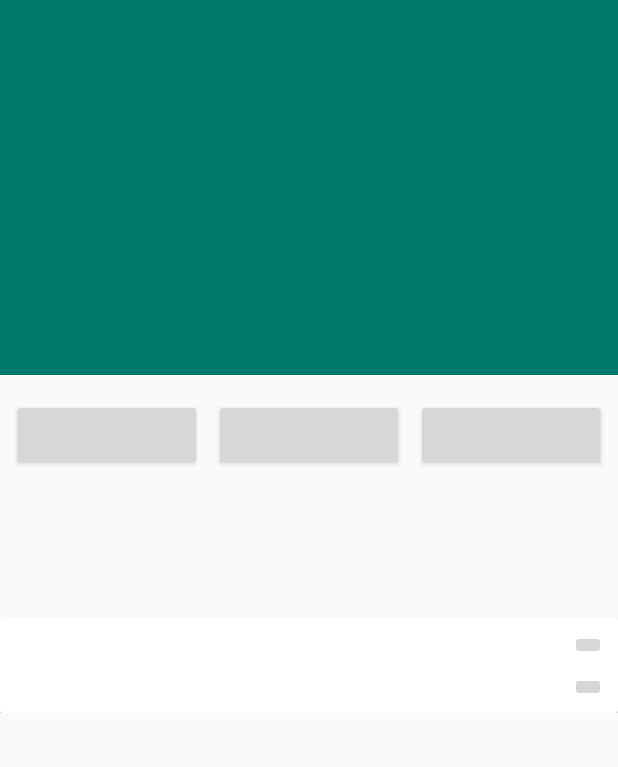
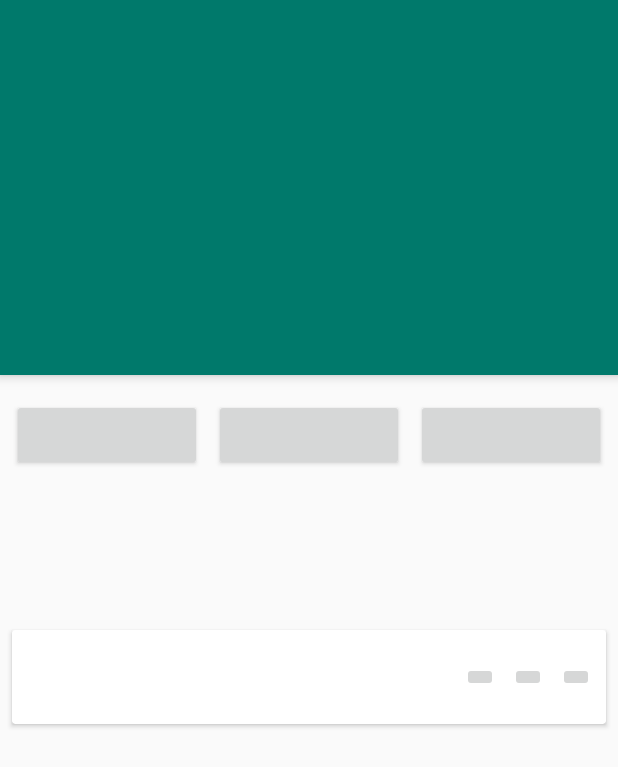
Before and after one commit to larryjames042/Podz, an Android app: the layout fragment_podcast_detail.xml on its own in the app's theme, with its tools: preview values and no code run, on a phone screen of 412 x 824 dp. Shown: the top 767 px of the screen. Run offline under Robolectric (Android 15) with nearby library versions, the phone set to English and light mode, and no system bars.

Commit message:
add podcastDetail activity

```diff
--- a/app/src/main/res/layout/episode_list_item.xml
+++ b/app/src/main/res/layout/episode_list_item.xml
@@ -21,7 +21,7 @@
                 tools:src="@mipmap/ic_launcher_round" />
 
             <TextView
-                android:id="@+id/textView2"
+                android:id="@+id/podcast_name"
                 android:layout_width="wrap_content"
                 android:layout_height="wrap_content"
                 android:layout_marginStart="8dp"
@@ -34,8 +34,8 @@
                 android:layout_width="wrap_content"
                 android:layout_height="wrap_content"
                 android:layout_marginTop="16dp"
-                app:layout_constraintStart_toStartOf="@+id/textView2"
-                app:layout_constraintTop_toBottomOf="@+id/textView2"
+                app:layout_constraintStart_toStartOf="@+id/podcast_name"
+                app:layout_constraintTop_toBottomOf="@+id/podcast_name"
                 tools:text="by Author" />
 
             <TextView
@@ -62,7 +62,7 @@
                 android:layout_marginEnd="8dp"
                 android:contentDescription="@string/play_button"
                 app:layout_constraintEnd_toEndOf="parent"
-                app:layout_constraintTop_toTopOf="@+id/textView2" />
+                app:layout_constraintTop_toTopOf="@+id/podcast_name" />
 
             <ImageButton
                 android:id="@+id/bt_fav"
--- a/app/src/main/res/layout/fragment_podcast_detail.xml
+++ b/app/src/main/res/layout/fragment_podcast_detail.xml
@@ -8,6 +8,8 @@
         android:fitsSystemWindows="true">
 
         <android.support.design.widget.AppBarLayout
+            android:id="@+id/app_bar_layout"
+            android:fitsSystemWindows="true"
             android:theme="@style/ThemeOverlay.AppCompat.Dark"
             android:layout_width="match_parent"
             android:layout_height="@dimen/app_bar_layout_height">
@@ -15,36 +17,33 @@
             <android.support.design.widget.CollapsingToolbarLayout
                 android:layout_width="match_parent"
                 android:layout_height="match_parent"
-                app:collapsedTitleGravity="top"
                 app:contentScrim="@color/colorPrimary"
-                app:layout_scrollFlags="scroll|exitUntilCollapsed|snap">
+                app:layout_scrollFlags="scroll|enterAlways">
 
+                <ImageView
+                    android:id="@+id/podcast_thumbnail"
+                    android:contentDescription="@string/podcast_image"
+                    app:layout_collapseMode="parallax"
+                    android:scaleType="centerCrop"
+                    android:fitsSystemWindows="true"
+                    android:layout_width="match_parent"
+                    android:layout_height="match_parent" />
                 <android.support.v7.widget.Toolbar
+                    android:id="@+id/toolbar"
                     app:layout_collapseMode="pin"
                     android:layout_width="match_parent"
                     android:layout_height="?attr/actionBarSize" />
-
-                <ImageView
-                    android:contentDescription="@string/podcast_image"
-                    app:layout_collapseMode="parallax"
-                    android:scaleType="centerCrop"
-                    android:layout_width="match_parent"
-                    android:layout_height="match_parent" />
-
             </android.support.design.widget.CollapsingToolbarLayout>
 
         </android.support.design.widget.AppBarLayout>
 
-        <FrameLayout
+        <android.support.v4.widget.NestedScrollView
             android:layout_width="match_parent"
             android:layout_height="match_parent"
-            app:layout_behavior="@string/appbar_scrolling_view_behavior"
-            android:id="@+id/frameLayout">
-
+            app:layout_behavior="@string/appbar_scrolling_view_behavior">
             <include  android:id="@+id/podcast_detail_content"
                 layout="@layout/podcast_detail_content"/>
-
-        </FrameLayout>
+        </android.support.v4.widget.NestedScrollView>
 
     </android.support.design.widget.CoordinatorLayout>
 
--- a/app/src/main/res/layout/podcast_detail_content.xml
+++ b/app/src/main/res/layout/podcast_detail_content.xml
@@ -60,6 +60,7 @@
                     android:id="@+id/label_abt_podcast"
                     android:layout_width="wrap_content"
                     android:layout_height="wrap_content"
+                    android:layout_marginStart="8dp"
                     app:layout_constraintEnd_toEndOf="parent"
                     app:layout_constraintHorizontal_bias="0.0"
                     app:layout_constraintStart_toStartOf="parent"
@@ -68,11 +69,12 @@
 
                 <TextView
                     android:id="@+id/podcast_description"
-                    android:layout_width="wrap_content"
+                    android:layout_width="0dp"
                     android:layout_height="wrap_content"
+                    android:layout_marginStart="8dp"
                     android:layout_marginTop="8dp"
+                    android:layout_marginEnd="8dp"
                     app:layout_constraintEnd_toEndOf="parent"
-                    app:layout_constraintHorizontal_bias="0.0"
                     app:layout_constraintStart_toStartOf="parent"
                     app:layout_constraintTop_toBottomOf="@+id/label_abt_podcast"
                     tools:text="@string/test_content" />
@@ -96,35 +98,47 @@
                 android:id="@+id/latest_episode"
                 android:layout_width="wrap_content"
                 android:layout_height="wrap_content"
+                android:layout_marginStart="8dp"
                 android:layout_marginTop="8dp"
                 app:layout_constraintStart_toStartOf="parent"
                 app:layout_constraintTop_toBottomOf="@+id/constraintLayout"
                 tools:text="@string/latest_episode" />
 
-            <FrameLayout
+            <android.support.v7.widget.CardView
                 android:id="@+id/last_episode_item_container"
                 android:layout_width="match_parent"
                 android:layout_height="wrap_content"
-                app:layout_constraintTop_toBottomOf="@+id/latest_episode"
-                >
-                <include android:id="@+id/episode_item" layout="@layout/episode_list_item" />
-            </FrameLayout>
+                android:layout_margin="@dimen/recyclerview_item_offset"
+                android:layout_marginStart="8dp"
+                android:layout_marginEnd="8dp"
+                app:layout_constraintEnd_toEndOf="parent"
+                app:layout_constraintStart_toStartOf="parent"
+                app:layout_constraintTop_toBottomOf="@+id/latest_episode">
+
+                <include
+                    android:id="@+id/episode_item"
+                    layout="@layout/previous_episode_list_item" />
+            </android.support.v7.widget.CardView>
+
 
             <TextView
                 android:id="@+id/previous_episode"
                 android:layout_width="wrap_content"
                 android:layout_height="17dp"
+                android:layout_marginStart="8dp"
+                android:layout_marginTop="8dp"
+                app:layout_constraintStart_toStartOf="parent"
                 app:layout_constraintTop_toBottomOf="@+id/last_episode_item_container"
-                app:layout_constraintStart_toStartOf="parent"
-                tools:layout_editor_absoluteY="576dp"
                 tools:text="@string/previous_episode" />
 
             <android.support.v7.widget.RecyclerView
                 android:id="@+id/rv_previous_episode"
                 android:layout_width="match_parent"
                 android:layout_height="wrap_content"
+                android:layout_marginTop="8dp"
                 android:layout_marginBottom="8dp"
                 app:layout_constraintBottom_toBottomOf="parent"
+                app:layout_constraintEnd_toEndOf="parent"
                 app:layout_constraintStart_toStartOf="parent"
                 app:layout_constraintTop_toBottomOf="@+id/previous_episode" />
 
--- a/app/src/main/res/layout/previous_episode_list_item.xml
+++ b/app/src/main/res/layout/previous_episode_list_item.xml
@@ -2,12 +2,15 @@
 <layout xmlns:android="http://schemas.android.com/apk/res/android"
     xmlns:app="http://schemas.android.com/apk/res-auto"
     xmlns:tools="http://schemas.android.com/tools">
+    <android.support.v7.widget.CardView
+        android:layout_width="match_parent"
+        android:layout_height="wrap_content">
         <android.support.constraint.ConstraintLayout
             android:layout_width="match_parent"
             android:layout_height="wrap_content">
 
             <TextView
-            android:id="@+id/textView3"
+                android:id="@+id/episode_name"
                 android:layout_width="wrap_content"
                 android:layout_height="wrap_content"
                 android:layout_marginStart="8dp"
@@ -17,14 +20,14 @@
                 tools:text="This is Episode Name" />
 
             <TextView
-            android:id="@+id/textView4"
+                android:id="@+id/publish_date"
                 android:layout_width="wrap_content"
                 android:layout_height="wrap_content"
                 android:layout_marginTop="8dp"
                 android:layout_marginBottom="8dp"
                 app:layout_constraintBottom_toBottomOf="parent"
-            app:layout_constraintStart_toStartOf="@+id/textView3"
-            app:layout_constraintTop_toBottomOf="@+id/textView3"
+                app:layout_constraintStart_toStartOf="@+id/episode_name"
+                app:layout_constraintTop_toBottomOf="@+id/episode_name"
                 tools:text="15 Oct 2018" />
 
             <ImageButton
@@ -50,8 +53,10 @@
                 android:layout_marginTop="8dp"
                 android:layout_marginEnd="8dp"
                 android:layout_marginBottom="8dp"
-            app:layout_constraintBottom_toBottomOf="@+id/textView4"
+                app:layout_constraintBottom_toBottomOf="@+id/publish_date"
                 app:layout_constraintEnd_toEndOf="parent"
-            app:layout_constraintTop_toTopOf="@+id/textView3" />
+                app:layout_constraintTop_toTopOf="@+id/episode_name" />
         </android.support.constraint.ConstraintLayout>
+    </android.support.v7.widget.CardView>
+
 </layout>
--- a/app/src/main/res/values/dimens.xml
+++ b/app/src/main/res/values/dimens.xml
@@ -5,5 +5,7 @@
 
     <dimen name="app_bar_layout_height">250dp</dimen>
     <dimen name="searchview_corner_radius">4dp</dimen>
+    <dimen name="podcast_item_elevation">4dp</dimen>
+    <dimen name="recyclerview_item_offset">8dp</dimen>
 
 </resources>
--- a/app/src/main/res/values/strings.xml
+++ b/app/src/main/res/values/strings.xml
@@ -21,7 +21,7 @@
     <string name="test_duration">1:30:34</string>
     <string name="test_link">Link</string>
     <string name="test_content">Lorem Ipsum is simply dummy text of the printing and typesetting industry. Lorem Ipsum has been the industry\'s standard dummy text ever since the 1500s, when an unknown printer took a galley of type and scrambled it to make a type specimen book. It has survived not only five centuries, but also the leap into electronic typesetting, remaining essentially unchanged. It was popularised in the 1960s with the release of Letraset sheets containing Lorem Ipsum passages, and more recently with desktop publishing software like Aldus PageMaker including versions of Lorem Ipsum.</string>
-    <string name="test_title">About this Podcast</string>
+    <string name="about_podcast">About this Podcast</string>
 
     // Tab name
     <string name="tab_best">Best</string>
@@ -30,5 +30,6 @@
     <string name="search_hint">Search for podcast</string>
     <string name="play_button">podcast play button</string>
     <string name="podcast_favourite_button">Add to favourite Button</string>
+    <string name="loading_title">Loading</string>
 
 </resources>
```
Also changed, not shown: app/src/main/java/mirror/co/larry/podz/BestPodcastFragment.java (+41 -3 lines), app/src/main/java/mirror/co/larry/podz/MainActivity.java (+19 -2 lines), app/src/main/java/mirror/co/larry/podz/Model/Episode.java (added, +87 -0 lines), app/src/main/java/mirror/co/larry/podz/PodcastDetailFragment.java (added, +143 -0 lines), app/src/main/java/mirror/co/larry/podz/Util/FetchBestPodcast.java (+9 -1 lines), app/src/main/java/mirror/co/larry/podz/Util/ItemOffsetDecoration.java (added, +27 -0 lines), app/src/main/java/mirror/co/larry/podz/Util/NetworkUtil.java (+11 -1 lines), app/src/main/java/mirror/co/larry/podz/adapter/EpisodeAdapter.java (added, +67 -0 lines), app/src/main/java/mirror/co/larry/podz/adapter/GenreAdapter.java (added, +33 -0 lines), app/src/main/java/mirror/co/larry/podz/adapter/PodcastAdapter.java (+41 -6 lines), app/src/main/res/layout/podcast_list_item.xml (+13 -9 lines). Lines whose indentation alone changed are shown as unchanged.
